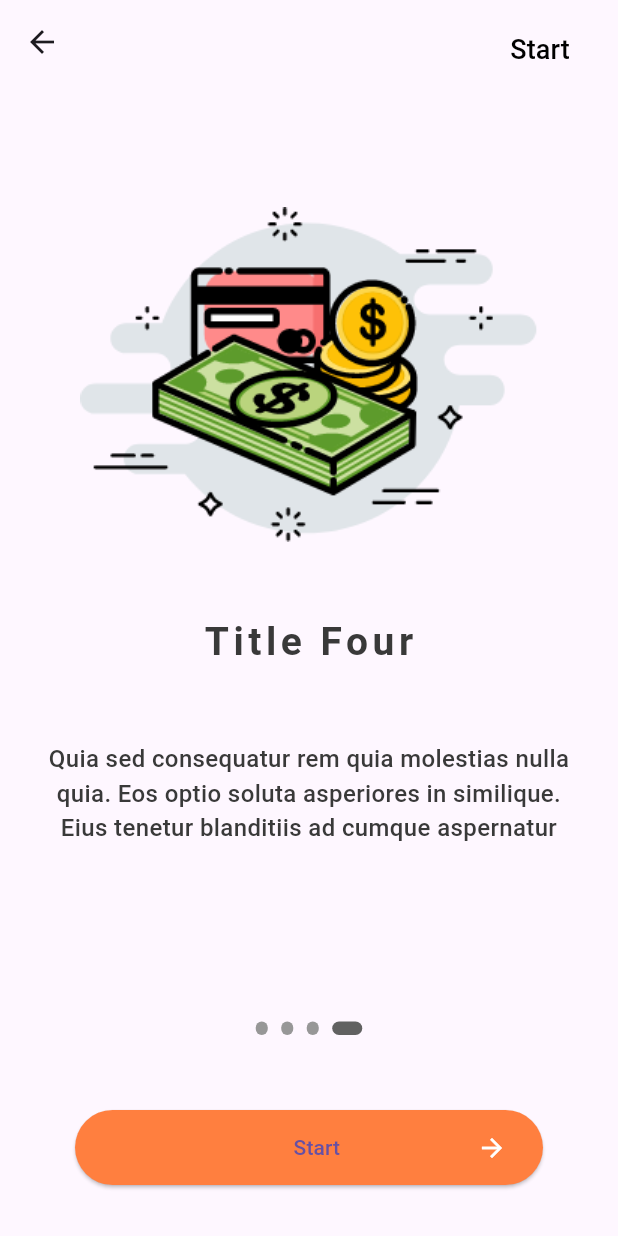
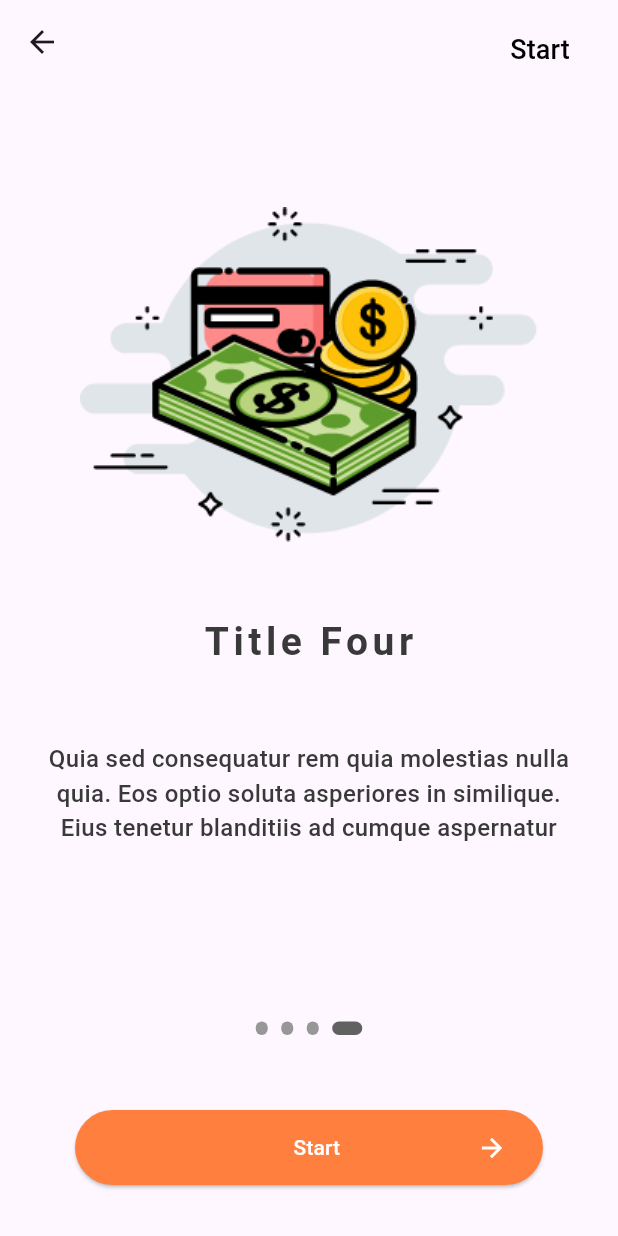
Before and after one commit to mohamed-abd-elnabi/e_commerce_app, a Flutter app: the screen it shows after launch, swiped to page 4, on a phone screen of 412 x 824 dp. Run offline on Flutter 3.47's test engine with Material 2 defaults, Android fonts, the light colour scheme and no system bars.

Commit message:
add textStyle in button OutBoarding

```diff
--- a/lib/features/out_boarding/presentation/view/out_boarding_screen.dart
+++ b/lib/features/out_boarding/presentation/view/out_boarding_screen.dart
@@ -171,6 +171,9 @@ class _OutBoardingState extends State<OutBoarding> {
               Visibility(
                 visible: isLastPage(),
                 replacement: base_button(
+                  textStyle: const TextStyle(
+                    color: ManagerColors.white,
+                  ),
                   title: ManagerStrings.skip,
                   onPeessed: () {
                     _pageController.animateToPage(
@@ -182,6 +185,9 @@ class _OutBoardingState extends State<OutBoarding> {
                   isVisibalIcon: true,
                 ),
                 child: base_button(
+                  textStyle: const TextStyle(
+                    color: ManagerColors.white,
+                  ),
                   onPeessed: () {
                     Navigator.pushNamed(context, Routes.authScreen);
                   },
```
